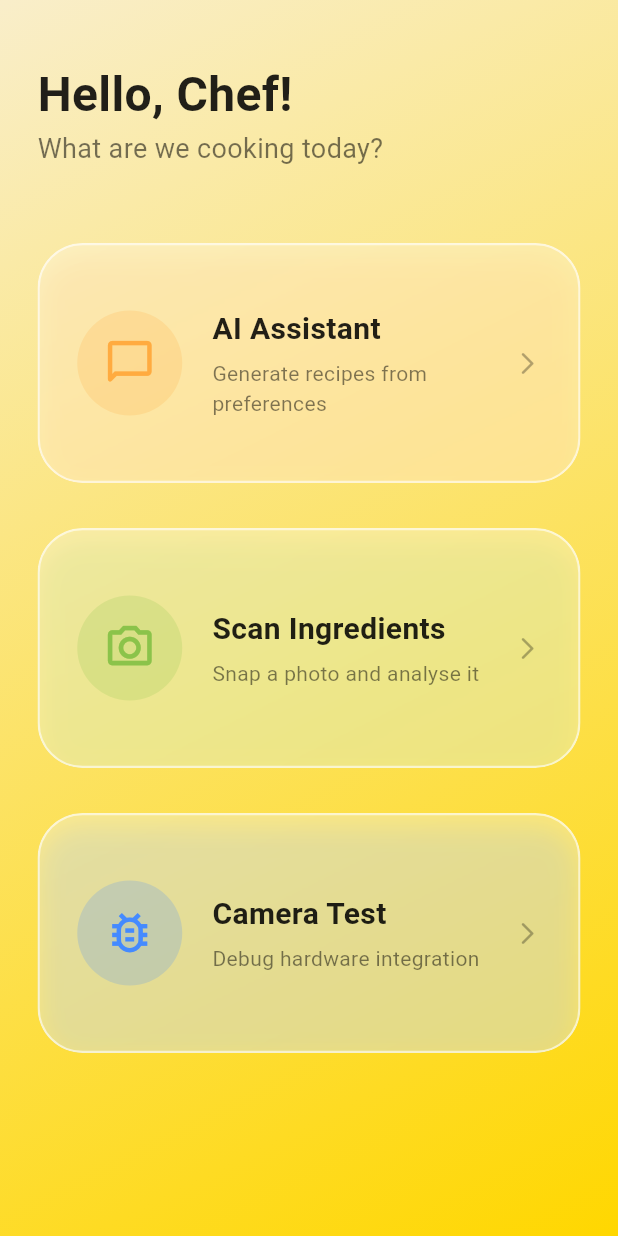
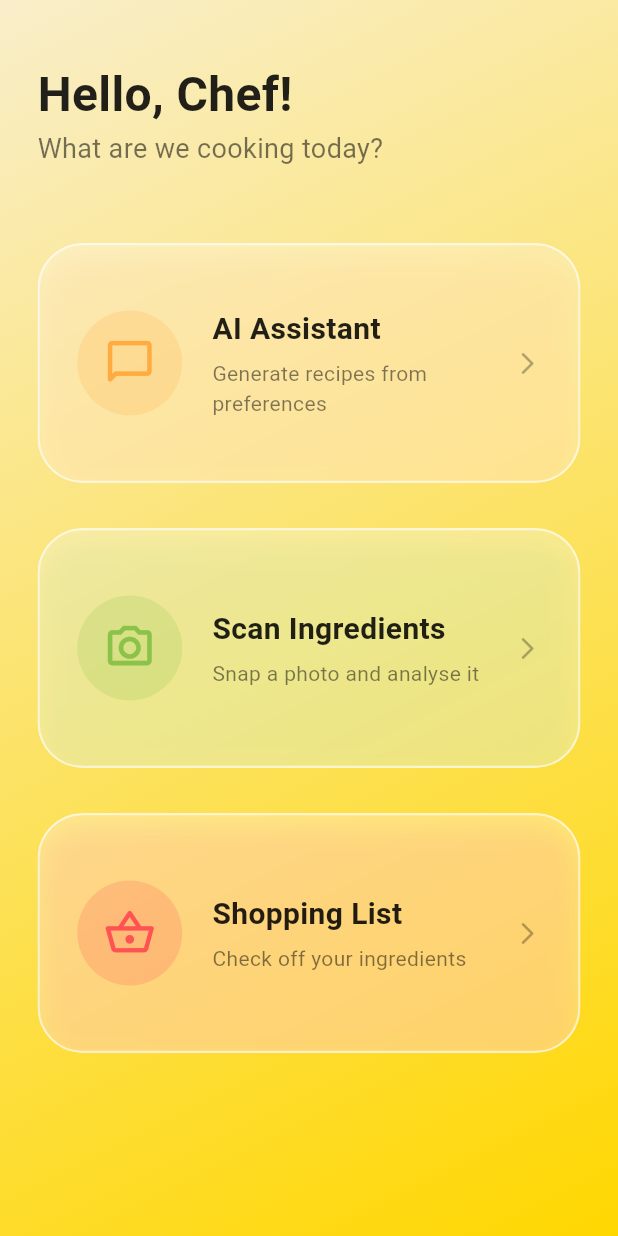
Before and after one commit to DavidLingJH/KitaHack2026, a Flutter app: the screen it shows after launch, on a phone screen of 412 x 824 dp. Run offline on Flutter 3.47's test engine with Material 3 defaults, Android fonts, the phone set to English and light mode, and no system bars; our stand-ins replace camera.

Commit message:
Added shopping list feature

```diff
--- /dev/null
+++ b/lib/globals.dart
@@ -0,0 +1,3 @@
+// globals.dart
+// A global list to hold all saved ingredients across the entire app
+List<Map<String, dynamic>> globalShoppingList = [];
--- a/lib/homepage.dart
+++ b/lib/homepage.dart
@@ -1,9 +1,9 @@
 import 'dart:ui';
 import 'package:flutter/material.dart';
+import 'package:kitahack_frontend/ShoppingList.dart';
 import 'package:kitahack_frontend/camera.dart';
 import 'package:kitahack_frontend/chatbot.dart';
-import 'package:kitahack_frontend/cameratest.dart'; // 1. Added the import
-import 'package:kitahack_frontend/main.dart'; // Add this at the top!
+import 'package:kitahack_frontend/ShoppingList.dart';
 
 class HomePage extends StatelessWidget {
   const HomePage({super.key});
@@ -48,7 +48,6 @@ class HomePage extends StatelessWidget {
                 const SizedBox(height: 50),
 
                 Expanded(
-                  // Changed to a ListView in case the screen gets too small for 3 buttons
                   child: ListView(
                     children: [
                       // OPTION A: AI Chatbot / Recipe Generator
@@ -87,19 +86,18 @@ class HomePage extends StatelessWidget {
 
                       const SizedBox(height: 30),
 
-                      // OPTION C: Camera Test (New Button)
+                      // OPTION C: Shopping List (Replaced Camera Test)
                       MenuCard(
-                        title: "Camera Test",
-                        subtitle: "Debug hardware integration",
-                        icon: Icons.bug_report_outlined, // A fitting icon for testing
-                        color: Colors.blueAccent,
+                        title: "Shopping List",
+                        subtitle: "Check off your ingredients",
+                        icon: Icons.shopping_basket_outlined, // A nice grocery icon
+                        color: Colors.redAccent, // Red to contrast with orange and green
                         onTap: () {
                           Navigator.push(
                             context,
                             MaterialPageRoute(
-                              // NOTE: I removed the word 'const' from before CameraPage.
-                              // This is required because 'globalCameras' is loaded at runtime, not compile-time!
-                              builder: (context) => CameraPage(cameras: globalCameras),
+                              // Routes to the new screen you just created!
+                              builder: (context) => const ShoppingListScreen(),
                             ),
                           );
                         },
@@ -116,8 +114,9 @@ class HomePage extends StatelessWidget {
   }
 }
 
-// ... MenuCard widget code stays exactly the same as you had it ...
-
+// ==========================================
+// MENU CARD COMPONENT
+// ==========================================
 class MenuCard extends StatelessWidget {
   final String title;
   final String subtitle;
@@ -141,10 +140,10 @@ class MenuCard extends StatelessWidget {
       child: BackdropFilter(
         filter: ImageFilter.blur(sigmaX: 10, sigmaY: 10),
         child: Container(
-          height: 160, // Fixed height for consistency
+          height: 160,
           width: double.infinity,
           decoration: BoxDecoration(
-            color: Colors.white.withValues(alpha: 0.3), // Glassy white base
+            color: Colors.white.withValues(alpha: 0.3),
             borderRadius: BorderRadius.circular(30),
             border: Border.all(
               color: Colors.white.withValues(alpha: 0.6),
@@ -152,7 +151,7 @@ class MenuCard extends StatelessWidget {
             ),
             boxShadow: [
               BoxShadow(
-                color: color.withValues(alpha: 0.2), // Shadow matches the icon color
+                color: color.withValues(alpha: 0.2),
                 blurRadius: 15,
                 offset: const Offset(0, 8),
               ),
@@ -167,7 +166,6 @@ class MenuCard extends StatelessWidget {
                 padding: const EdgeInsets.all(25.0),
                 child: Row(
                   children: [
-                    // The Icon Circle
                     Container(
                       height: 70,
                       width: 70,
@@ -180,7 +178,6 @@ class MenuCard extends StatelessWidget {
 
                     const SizedBox(width: 20),
 
-                    // The Text Info
                     Expanded(
                       child: Column(
                         mainAxisAlignment: MainAxisAlignment.center,
@@ -206,7 +203,6 @@ class MenuCard extends StatelessWidget {
                       ),
                     ),
 
-                    // Little arrow to indicate clickable
                     Icon(
                       Icons.arrow_forward_ios_rounded,
                       color: Colors.black.withValues(alpha: 0.3),
```
Also changed, not shown: lib/RecipeResult.dart (+21 -4 lines), lib/ShoppingList.dart (added, +145 -0 lines).
